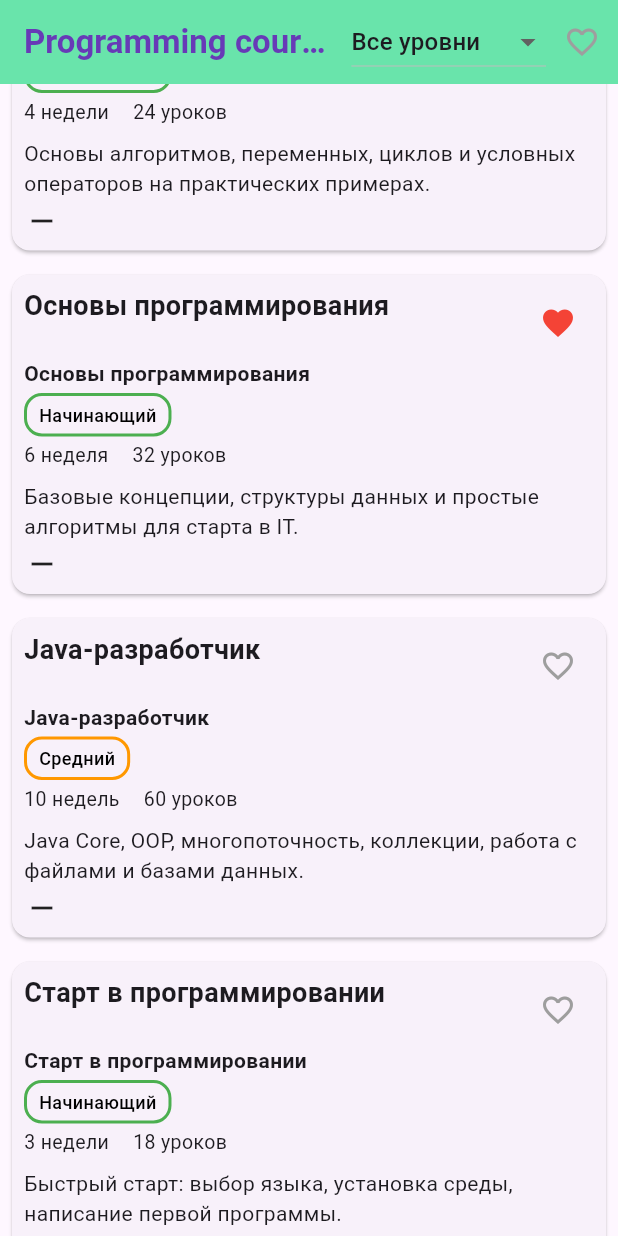
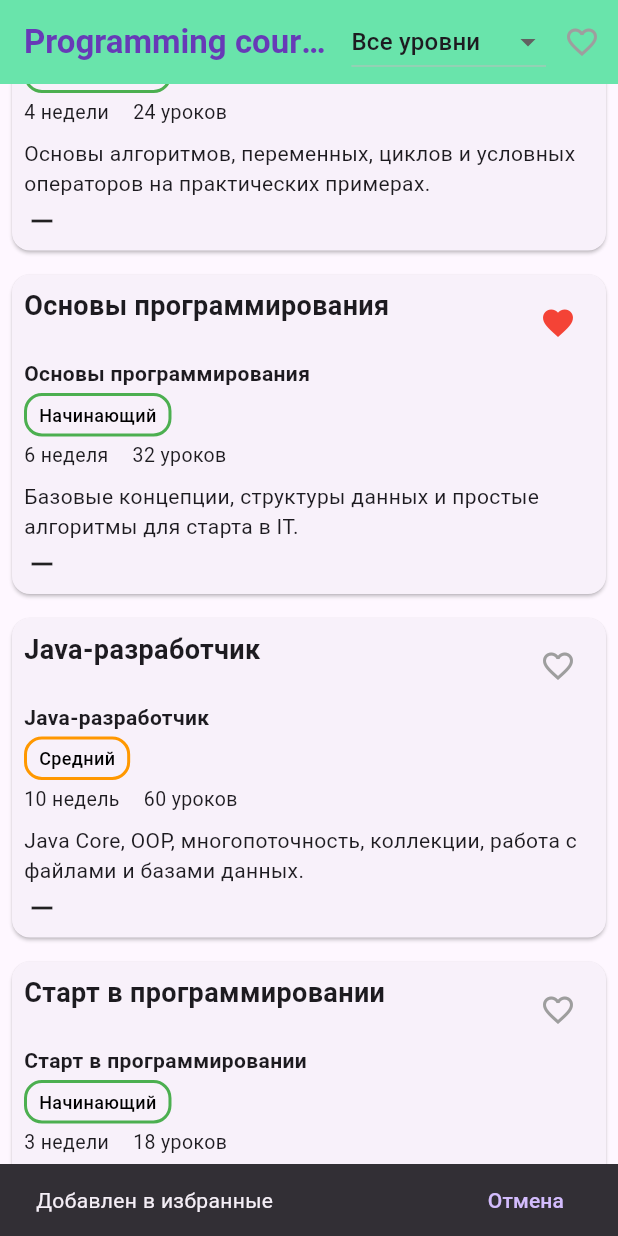
Before and after one commit to arina560/Flutter, a Flutter app: the screen it shows after launch, scrolled down 576 dp, after a tap on the "favorite outline" icon, on a phone screen of 412 x 824 dp. Run offline on Flutter 3.47's test engine with Material 3 defaults, Android fonts, the phone set to English and light mode, and no system bars.

Commit message:
added snackbar to add(delete) to favorites

```diff
--- a/course_catalog/lib/screens/course_detail_screen.dart
+++ b/course_catalog/lib/screens/course_detail_screen.dart
@@ -24,6 +24,15 @@ class _CourseDetailScreen extends State<CourseDetailScreen>{
         actions: [
           IconButton(onPressed: (){
             CourseScopeProvider.of(context).toggleFavorite(widget.courseId);
+
+            ScaffoldMessenger.of(context).clearSnackBars();
+            final snackBar = SnackBar(
+              content: Text(_course.isFavorite ? "Добавлен в избранные" : "Удален из избранных"),
+              duration: const Duration(seconds: 2),
+              persist: false,
+              action: SnackBarAction(label: "Отмена", onPressed: () { CourseScopeProvider.of(context).toggleFavorite(widget.courseId); }),
+            );
+            ScaffoldMessenger.of(context).showSnackBar(snackBar);
           }, icon: Icon(
             _course.isFavorite ? Icons.favorite : Icons.favorite_border,
             color: _course.isFavorite ? Colors.red : Colors.grey,
--- a/course_catalog/lib/screens/course_list_screen.dart
+++ b/course_catalog/lib/screens/course_list_screen.dart
@@ -42,6 +42,18 @@ class _CourseListScreen extends State<CourseListScreen>{
 
   void _toggleIsFavorite(Course course){
     CourseScopeProvider.of(context).toggleFavorite(course.id);
+
+    ScaffoldMessenger.of(context).clearSnackBars();
+    final snackBar = SnackBar(
+      content: Text(course.isFavorite ? "Добавлен в избранные" : "Удален из избранных"),
+      duration: const Duration(seconds: 2),
+      persist: false,
+      action: SnackBarAction(
+        label: "Отмена",
+        onPressed: () { CourseScopeProvider.of(context).toggleFavorite(course.id); }
+        )
+      );
+    ScaffoldMessenger.of(context).showSnackBar(snackBar);
   }
 
   @override
```
